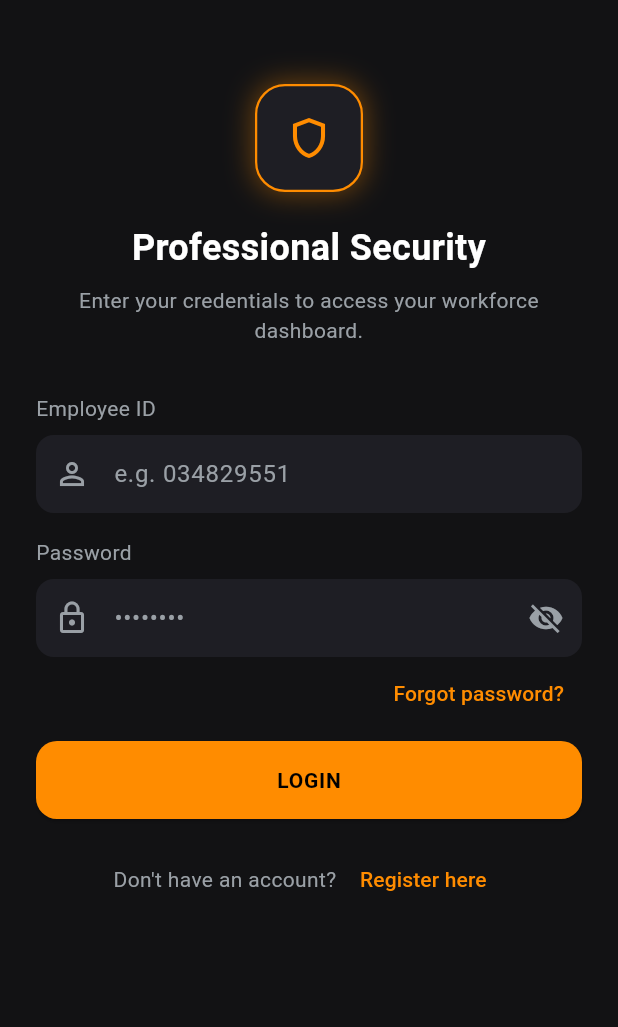
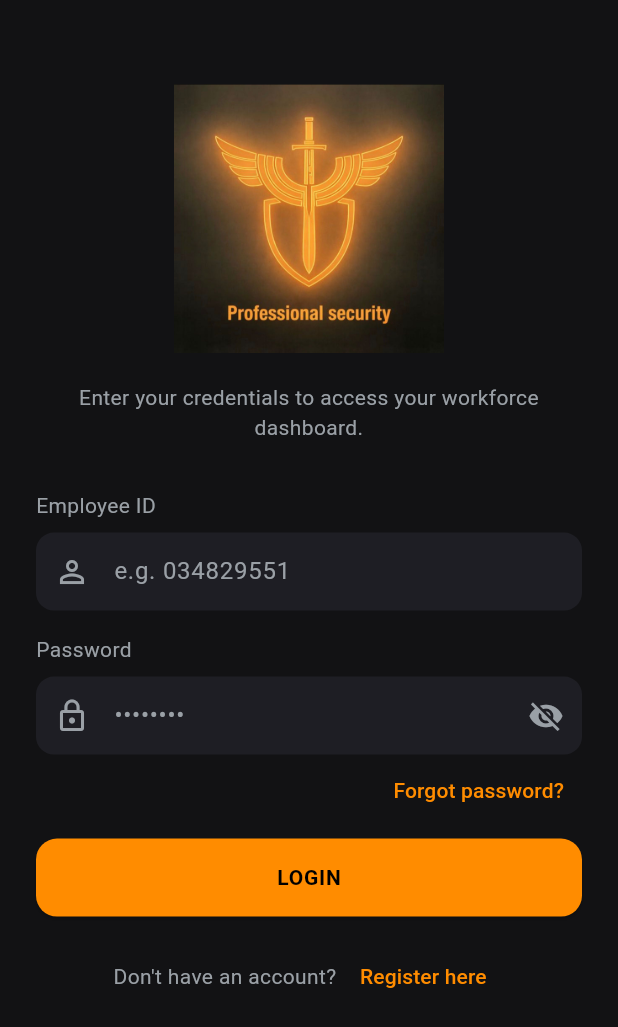
Before and after one commit to talaamm/Professional-security, a Flutter app: the screen it shows after launch, on a phone screen of 412 x 824 dp. Shown: the top 1027 px of the screen. Run offline on Flutter 3.47's test engine with Material 3 defaults, Android fonts, the phone set to English and light mode, and no system bars; our stand-ins replace geolocator, pdf, printing, shared_preferences, supabase_flutter; accounts and stored records are empty; statements that could not run were skipped.

Commit message:
added the logo at login

```diff
--- a/implemented-features.txt
+++ b/implemented-features.txt
@@ -989,3 +989,15 @@ Next steps for you:
 ✻ Crunched for 6m 53s · done 7:22 PM
 
 ---
+
+Summary
+
+What changed:
+- Moved logo.png (it's actually a JPEG despite the .png name — harmless, Flutter decodes by content not extension) into professional_security_app/assets/images/logo.png and registered it in pubspec.yaml.
+- login_screen.dart now shows the logo (180px wide, centered) at the top in place of the old placeholder shield icon.
+- Removed the separate "Professional Security" title text below the logo — the logo image already has that text baked in, so keeping both would've been duplicated. The subtitle ("Enter your credentials...") stays. Cleaned up the now-unused login_title key from all three translation files and deleted the leftover _ShieldLogo widget.
+- Removed the original logo.png from the repo root now that it lives in the app's assets.
+
+Verification: flutter pub get + flutter analyze — 0 issues. Couldn't visually preview it live (no device/emulator here) — worth a quick look once you run the app to confirm the logo's dark background blends acceptably against the screen background.
+
+✻ Churned for 3m 23s · done 8:07 PM
--- a/professional_security_app/assets/lang/ar.json
+++ b/professional_security_app/assets/lang/ar.json
@@ -26,7 +26,6 @@
   "nav_workplaces": "أماكن العمل",
   "nav_my_work_sessions": "جلسات عملي",
 
-  "login_title": "Professional Security",
   "login_subtitle": "أدخل بيانات الدخول للوصول إلى لوحة عملك.",
   "login_employee_id_label": "رقم الموظف",
   "login_employee_id_hint": "مثال: 034829551",
--- a/professional_security_app/assets/lang/en.json
+++ b/professional_security_app/assets/lang/en.json
@@ -26,7 +26,6 @@
   "nav_workplaces": "Workplaces",
   "nav_my_work_sessions": "My Work Sessions",
 
-  "login_title": "Professional Security",
   "login_subtitle": "Enter your credentials to access your workforce dashboard.",
   "login_employee_id_label": "Employee ID",
   "login_employee_id_hint": "e.g. 034829551",
--- a/professional_security_app/assets/lang/he.json
+++ b/professional_security_app/assets/lang/he.json
@@ -26,7 +26,6 @@
   "nav_workplaces": "מקומות עבודה",
   "nav_my_work_sessions": "המשמרות שלי",
 
-  "login_title": "Professional Security",
   "login_subtitle": "הזן את פרטי ההתחברות שלך כדי לגשת ללוח הבקרה שלך.",
   "login_employee_id_label": "מספר עובד",
   "login_employee_id_hint": "לדוגמה: 034829551",
--- a/professional_security_app/lib/screens/login_screen.dart
+++ b/professional_security_app/lib/screens/login_screen.dart
@@ -88,18 +88,14 @@ class _LoginScreenState extends State<LoginScreen> {
               crossAxisAlignment: CrossAxisAlignment.stretch,
               children: [
                 const SizedBox(height: 24),
-                const _ShieldLogo(),
-                const SizedBox(height: 20),
-                Text(
-                  AppStrings.t('login_title'),
-                  textAlign: TextAlign.center,
-                  style: const TextStyle(
-                    color: AppColors.textPrimary,
-                    fontSize: 24,
-                    fontWeight: FontWeight.bold,
+                Center(
+                  child: Image.asset(
+                    'assets/images/logo.png',
+                    width: 180,
+                    semanticLabel: 'Professional Security',
                   ),
                 ),
-                const SizedBox(height: 8),
+                const SizedBox(height: 20),
                 Text(
                   AppStrings.t('login_subtitle'),
                   textAlign: TextAlign.center,
@@ -210,30 +206,3 @@ class _LoginScreenState extends State<LoginScreen> {
     );
   }
 }
-
-class _ShieldLogo extends StatelessWidget {
-  const _ShieldLogo();
-
-  @override
-  Widget build(BuildContext context) {
-    return Center(
-      child: Container(
-        width: 72,
-        height: 72,
-        decoration: BoxDecoration(
-          color: AppColors.surface,
-          borderRadius: BorderRadius.circular(20),
-          border: Border.all(color: AppColors.primary, width: 1.5),
-          boxShadow: [
-            BoxShadow(
-              color: AppColors.primary.withValues(alpha: 0.4),
-              blurRadius: 16,
-              spreadRadius: 1,
-            ),
-          ],
-        ),
-        child: const Icon(Icons.shield_outlined, color: AppColors.primary, size: 32),
-      ),
-    );
-  }
-}
--- a/professional_security_app/pubspec.yaml
+++ b/professional_security_app/pubspec.yaml
@@ -72,6 +72,8 @@ flutter:
     - assets/lang/en.json
     - assets/lang/ar.json
     - assets/lang/he.json
+    # Company logo, shown on the Login screen.
+    - assets/images/logo.png
 
   # To add assets to your application, add an assets section, like this:
   # assets:
```
Also changed, not shown: professional_security_app/assets/images/logo.png (renamed from logo.png).
